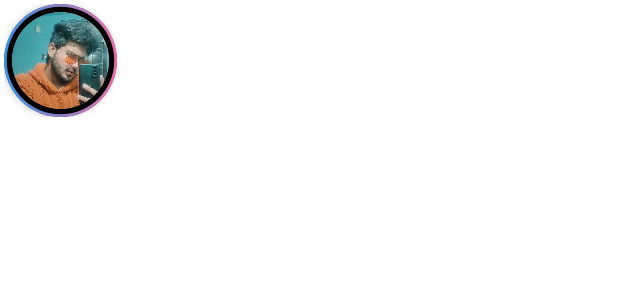
After one commit to ayushsoni916/Let-s-Chat, an Android app: the layout chat_view.xml on its own in the app's theme, with its tools: preview values and no code run, on a phone screen of 412 x 824 dp. The commit adds this screen. Shown: the top 300 px of the screen. Run offline under Robolectric (Android 15) with nearby library versions, the phone set to English and light mode, and no system bars; Roboto replaces fonts that are not available here.

Commit message:
some work donw

```diff
--- a/app/build.gradle
+++ b/app/build.gradle
@@ -62,5 +62,8 @@ dependencies {
     //card view
     implementation "androidx.cardview:cardview:1.0.0"
 
+    //zoomy
+    implementation 'io.github.imablanco:zoomy:1.0.0'
+
 
 }
--- a/app/src/main/AndroidManifest.xml
+++ b/app/src/main/AndroidManifest.xml
@@ -9,7 +9,10 @@
         android:roundIcon="@mipmap/ic_launcher_round"
         android:supportsRtl="true"
         android:theme="@style/Theme.LetsChat">
-        <activity android:name=".dashboard"></activity>
+        <activity
+            android:name=".message"
+            android:exported="false" />
+        <activity android:name=".dashboard" />
         <activity android:name=".photoName" />
         <activity android:name=".otp" />
         <activity android:name=".phoneVerification" />
--- /dev/null
+++ b/app/src/main/res/drawable/ic_baseline_camera_24.xml
@@ -0,0 +1,5 @@
+<vector android:height="50dp" android:tint="@color/white"
+    android:viewportHeight="24" android:viewportWidth="24"
+    android:width="50dp" xmlns:android="http://schemas.android.com/apk/res/android">
+    <path android:fillColor="#857B7B" android:pathData="M9.4,10.5l4.77,-8.26C13.47,2.09 12.75,2 12,2c-2.4,0 -4.6,0.85 -6.32,2.25l3.66,6.35 0.06,-0.1zM21.54,9c-0.92,-2.92 -3.15,-5.26 -6,-6.34L11.88,9h9.66zM21.8,10h-7.49l0.29,0.5 4.76,8.25C21,16.97 22,14.61 22,12c0,-0.69 -0.07,-1.35 -0.2,-2zM8.54,12l-3.9,-6.75C3.01,7.03 2,9.39 2,12c0,0.69 0.07,1.35 0.2,2h7.49l-1.15,-2zM2.46,15c0.92,2.92 3.15,5.26 6,6.34L12.12,15L2.46,15zM13.73,15l-3.9,6.76c0.7,0.15 1.42,0.24 2.17,0.24 2.4,0 4.6,-0.85 6.32,-2.25l-3.66,-6.35 -0.93,1.6z"/>
+</vector>
--- /dev/null
+++ b/app/src/main/res/drawable/ic_baseline_search_24.xml
@@ -0,0 +1,5 @@
+<vector android:height="30dp" android:tint="#6E6E6E"
+    android:viewportHeight="24" android:viewportWidth="24"
+    android:width="30dp" xmlns:android="http://schemas.android.com/apk/res/android">
+    <path android:fillColor="@android:color/white" android:pathData="M15.5,14h-0.79l-0.28,-0.27C15.41,12.59 16,11.11 16,9.5 16,5.91 13.09,3 9.5,3S3,5.91 3,9.5 5.91,16 9.5,16c1.61,0 3.09,-0.59 4.23,-1.57l0.27,0.28v0.79l5,4.99L20.49,19l-4.99,-5zM9.5,14C7.01,14 5,11.99 5,9.5S7.01,5 9.5,5 14,7.01 14,9.5 11.99,14 9.5,14z"/>
+</vector>
--- /dev/null
+++ b/app/src/main/res/layout/chat_view.xml
@@ -0,0 +1,64 @@
+<?xml version="1.0" encoding="utf-8"?>
+<androidx.constraintlayout.widget.ConstraintLayout xmlns:android="http://schemas.android.com/apk/res/android"
+    xmlns:app="http://schemas.android.com/apk/res-auto"
+    xmlns:tools="http://schemas.android.com/tools"
+    android:id="@+id/cns"
+    android:layout_width="match_parent"
+    android:layout_height="wrap_content"
+    android:layout_margin="1dp"
+    android:padding="1dp">
+
+    <TextView
+        android:id="@+id/name"
+        android:layout_width="wrap_content"
+        android:layout_height="wrap_content"
+        android:layout_marginStart="10dp"
+        android:layout_marginTop="5dp"
+        android:text="Ayush"
+        android:textColor="#FFFFFF"
+        android:textSize="22sp"
+        app:layout_constraintStart_toEndOf="@+id/cardView5"
+        app:layout_constraintTop_toTopOf="@+id/cardView5" />
+
+    <TextView
+        android:id="@+id/textView8"
+        android:layout_width="wrap_content"
+        android:layout_height="wrap_content"
+        android:text="Tap to chat"
+        android:textColor="#6FFFFFFF"
+        android:textSize="14sp"
+        app:layout_constraintBottom_toBottomOf="parent"
+        app:layout_constraintStart_toStartOf="@+id/name"
+        app:layout_constraintTop_toBottomOf="@+id/name" />
+
+    <androidx.cardview.widget.CardView
+        android:id="@+id/cardView5"
+        android:layout_width="75dp"
+        android:layout_height="75dp"
+        app:cardBackgroundColor="#000000"
+        app:cardCornerRadius="80dp"
+        app:cardElevation="3dp"
+        app:layout_constraintBottom_toBottomOf="parent"
+        app:layout_constraintStart_toStartOf="parent"
+        app:layout_constraintTop_toTopOf="parent">
+
+        <ImageView
+            android:id="@+id/imageView13"
+            android:layout_width="match_parent"
+            android:layout_height="match_parent"
+            app:srcCompat="@drawable/stroy_gradient" />
+
+        <androidx.cardview.widget.CardView
+            android:layout_width="match_parent"
+            android:layout_height="match_parent"
+            android:layout_margin="5dp"
+            app:cardCornerRadius="80dp">
+
+            <ImageView
+                android:id="@+id/pic"
+                android:layout_width="wrap_content"
+                android:layout_height="wrap_content"
+                app:srcCompat="@drawable/a" />
+        </androidx.cardview.widget.CardView>
+    </androidx.cardview.widget.CardView>
+</androidx.constraintlayout.widget.ConstraintLayout>
--- a/app/src/main/res/values/colors.xml
+++ b/app/src/main/res/values/colors.xml
@@ -8,4 +8,5 @@
     <color name="black">#FF000000</color>
     <color name="white">#FFFFFFFF</color>
     <color name="statusBlue">#19222C</color>
+    <color name="sheetColor">#323232</color>
 </resources>
```
Also changed, not shown: app/src/main/java/com/cake/letschat/Adapters/chatAdapter.java (added, +69 -0 lines), app/src/main/java/com/cake/letschat/Adapters/mainFragAdapter.java (+17 -0 lines), app/src/main/java/com/cake/letschat/Fragment/chatFrag.java (+23 -40 lines), app/src/main/java/com/cake/letschat/message.java (added, +61 -0 lines), app/src/main/res/drawable/gradient_color.xml (added, +15 -0 lines), app/src/main/res/drawable/search_back.xml (added, +15 -0 lines), app/src/main/res/drawable/song_bar.xml (added, +15 -0 lines), app/src/main/res/drawable/toolbar.xml (added, +11 -0 lines), app/src/main/res/layout/activity_message.xml (added, +130 -0 lines), app/src/main/res/layout/fragment_chat.xml (+7 -1 lines), app/src/main/res/layout/song_sheet.xml (added, +38 -0 lines), app/src/main/res/values/themes.xml (+10 -0 lines).
